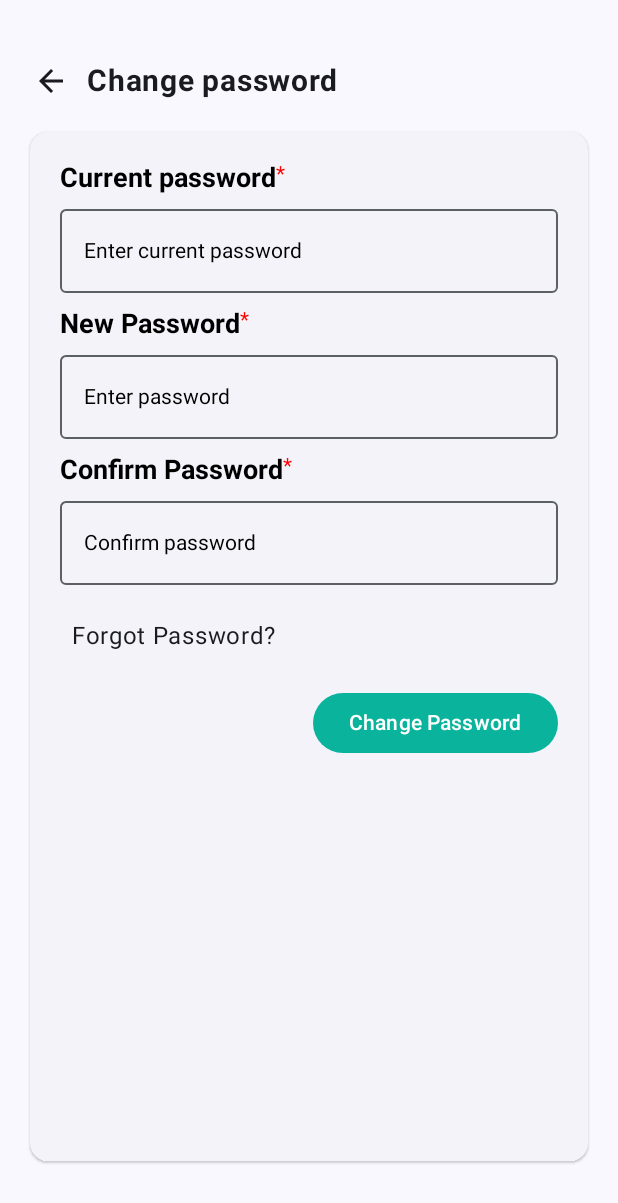
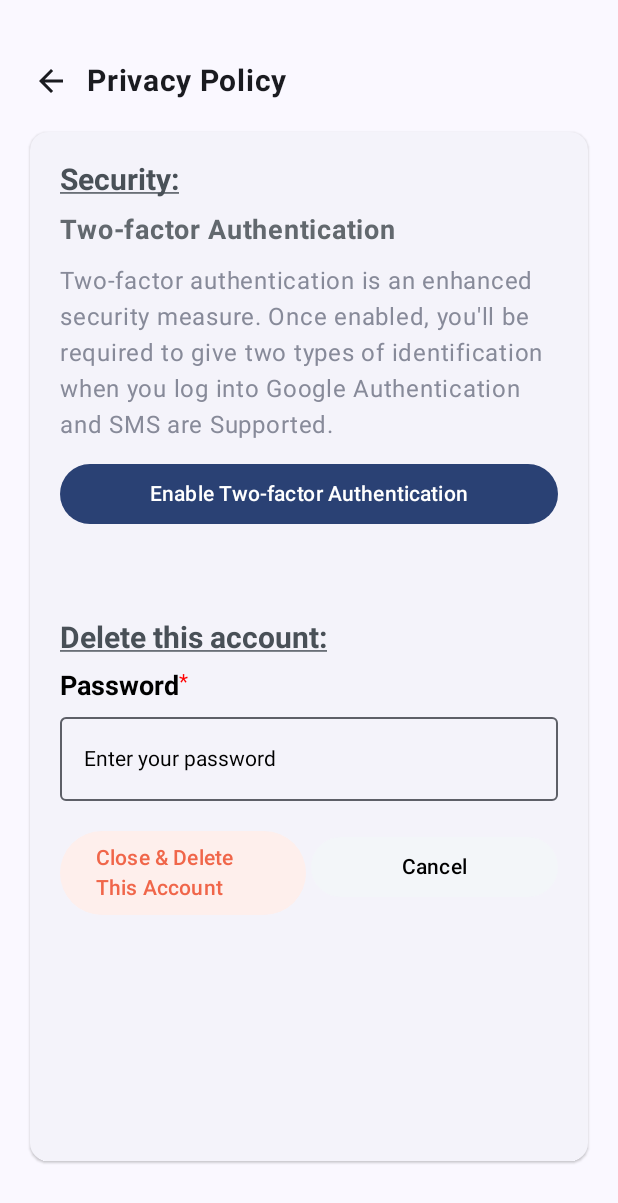
Before and after one commit to MbogoAlex/JuvinalPay, an Android app built with Jetpack Compose: the screen it shows after launch (MainActivity), on a phone screen of 412 x 824 dp. Shown: the top 1203 px of the screen. Run offline under Robolectric (Android 15) with nearby library versions, the phone set to English and light mode, and no system bars.

Commit message:
privacy policy screen

```diff
--- a/app/src/main/java/com/juvinal/pay/MainActivity.kt
+++ b/app/src/main/java/com/juvinal/pay/MainActivity.kt
@@ -18,6 +18,7 @@ import com.juvinal.pay.ui.screens.authentication.RegistrationScreenComposable
 import com.juvinal.pay.ui.screens.inApp.NavScreenComposable
 import com.juvinal.pay.ui.screens.inApp.dashboard.profile.ChangePasswordScreenComposable
 import com.juvinal.pay.ui.screens.inApp.dashboard.profile.PersonalDetailsScreenComposable
+import com.juvinal.pay.ui.screens.inApp.dashboard.profile.PrivacyPolicyScreenComposable
 import com.juvinal.pay.ui.theme.JuvinalPayTheme
 
 class MainActivity : ComponentActivity() {
@@ -31,7 +32,7 @@ class MainActivity : ComponentActivity() {
                         .fillMaxSize(),
                     color = MaterialTheme.colorScheme.background
                 ) {
-                    ChangePasswordScreenComposable()
+                    PrivacyPolicyScreenComposable()
                 }
             }
         }
--- /dev/null
+++ b/app/src/main/java/com/juvinal/pay/ui/screens/inApp/dashboard/profile/PrivacyPolicyScreen.kt
@@ -0,0 +1,188 @@
+package com.juvinal.pay.ui.screens.inApp.dashboard.profile
+
+import androidx.compose.foundation.layout.Arrangement
+import androidx.compose.foundation.layout.Box
+import androidx.compose.foundation.layout.Column
+import androidx.compose.foundation.layout.Row
+import androidx.compose.foundation.layout.Spacer
+import androidx.compose.foundation.layout.fillMaxSize
+import androidx.compose.foundation.layout.fillMaxWidth
+import androidx.compose.foundation.layout.height
+import androidx.compose.foundation.layout.padding
+import androidx.compose.foundation.layout.width
+import androidx.compose.foundation.rememberScrollState
+import androidx.compose.foundation.text.KeyboardOptions
+import androidx.compose.foundation.verticalScroll
+import androidx.compose.material.TextButton
+import androidx.compose.material.icons.Icons
+import androidx.compose.material.icons.filled.ArrowBack
+import androidx.compose.material3.Button
+import androidx.compose.material3.ButtonDefaults
+import androidx.compose.material3.ElevatedCard
+import androidx.compose.material3.Icon
+import androidx.compose.material3.IconButton
+import androidx.compose.material3.Text
+import androidx.compose.runtime.Composable
+import androidx.compose.ui.Alignment
+import androidx.compose.ui.Modifier
+import androidx.compose.ui.graphics.Color
+import androidx.compose.ui.res.stringResource
+import androidx.compose.ui.text.TextStyle
+import androidx.compose.ui.text.font.FontWeight
+import androidx.compose.ui.text.input.ImeAction
+import androidx.compose.ui.text.input.KeyboardType
+import androidx.compose.ui.text.style.TextDecoration
+import androidx.compose.ui.tooling.preview.Preview
+import androidx.compose.ui.unit.dp
+import androidx.compose.ui.unit.sp
+import com.juvinal.pay.R
+import com.juvinal.pay.reusableComposables.AuthInputField
+import com.juvinal.pay.ui.theme.JuvinalPayTheme
+
+@Composable
+fun PrivacyPolicyScreenComposable(
+    modifier: Modifier = Modifier
+) {
+    Box {
+        PrivacyPolicyScreen()
+    }
+}
+
+@Composable
+fun PrivacyPolicyScreen(
+    modifier: Modifier = Modifier
+) {
+    Column(
+        modifier = Modifier
+            .padding(
+                top = 30.dp,
+                start = 10.dp,
+                end = 10.dp,
+                bottom = 40.dp
+            )
+            .fillMaxSize()
+    ) {
+        Row(
+            verticalAlignment = Alignment.CenterVertically
+        ) {
+            IconButton(onClick = { /*TODO*/ }) {
+                Icon(
+                    imageVector = Icons.Default.ArrowBack,
+                    contentDescription = "Previous screen"
+                )
+            }
+            Text(
+                text = "Privacy Policy",
+                fontWeight = FontWeight.Bold,
+                fontSize = 20.sp
+            )
+        }
+        ElevatedCard(
+            modifier = Modifier
+                .padding(10.dp)
+                .fillMaxSize()
+        ) {
+            Column(
+                verticalArrangement = Arrangement.Center,
+                modifier = Modifier
+                    .padding(20.dp)
+                    .verticalScroll(rememberScrollState())
+            ) {
+                Text(
+                    text = "Security:",
+                    fontWeight = FontWeight.Bold,
+                    fontSize = 20.sp,
+                    style = TextStyle(
+                        textDecoration = TextDecoration.Underline
+                    ),
+                    color = Color(0xFF495057)
+                )
+                Spacer(modifier = Modifier.height(10.dp))
+                Text(
+                    text = "Two-factor Authentication",
+                    fontWeight = FontWeight.Bold,
+                    fontSize = 18.sp,
+                    color = Color(0xFf62686e)
+                )
+                Spacer(modifier = Modifier.height(10.dp))
+                Text(
+                    text = stringResource(id = R.string.two_factor_auth),
+                    color = Color(0xFF878a99)
+                )
+                Spacer(modifier = Modifier.height(10.dp))
+                Button(
+                    modifier = Modifier
+                        .fillMaxWidth(),
+                    onClick = { /*TODO*/ }
+                ) {
+                    Text(text = "Enable Two-factor Authentication")
+                }
+                Spacer(modifier = Modifier.height(60.dp))
+                Text(
+                    text = "Delete this account:",
+                    fontWeight = FontWeight.Bold,
+                    fontSize = 20.sp,
+                    style = TextStyle(
+                        textDecoration = TextDecoration.Underline
+                    ),
+                    color = Color(0xFF495057)
+                )
+                Spacer(modifier = Modifier.height(10.dp))
+                AuthInputField(
+                    heading = "Password",
+                    value = "",
+                    trailingIcon = null,
+                    placeHolder = "Enter your password",
+                    onValueChange = {},
+                    keyboardOptions = KeyboardOptions.Default.copy(
+                        imeAction = ImeAction.Done,
+                        keyboardType = KeyboardType.Password
+                    ),
+                    visibility = null,
+                    onChangeVisibility = { /*TODO*/ }
+                )
+                Spacer(modifier = Modifier.height(20.dp))
+                Row(
+                    modifier = Modifier
+                        .fillMaxWidth()
+                ) {
+                    Button(
+                        colors = ButtonDefaults.buttonColors(
+                            containerColor = Color(0xFFfeefec)
+                        ),
+                        onClick = { /*TODO*/ },
+                        modifier = Modifier
+                            .weight(1f)
+                    ) {
+                        Text(
+                            text = "Close & Delete This Account",
+                            color = Color(0xFFf0664a)
+                        )
+                    }
+                    Spacer(modifier = Modifier.width(3.dp))
+                    Button(
+                        colors = ButtonDefaults.buttonColors(
+                            containerColor = Color(0xFFf3f6f9)
+                        ),
+                        onClick = { /*TODO*/ },
+                        modifier = Modifier
+                            .weight(1f)
+                    ) {
+                        Text(
+                            text = "Cancel",
+                            color = Color.Black
+                        )
+                    }
+                }
+            }
+        }
+
+    }
+}
+@Preview(showBackground = true)
+@Composable
+fun PrivacyPolicyScreenPreview() {
+    JuvinalPayTheme {
+        PrivacyPolicyScreen()
+    }
+}
--- a/app/src/main/res/values/strings.xml
+++ b/app/src/main/res/values/strings.xml
@@ -1,3 +1,5 @@
 <resources>
     <string name="app_name">JuvinalPay</string>
+    <string name="two_factor_auth">Two-factor authentication is an enhanced security measure. Once enabled, you\'ll be required to give two types of identification when you log into Google Authentication and SMS are Supported.</string>
+    <string name="delete_account">Go to the Data &amp; Privacy section of your profile Account. Scroll to "Your data &amp; privacy options." Delete your Profile Account. Follow the instructions to delete your account</string>
 </resources>
```
